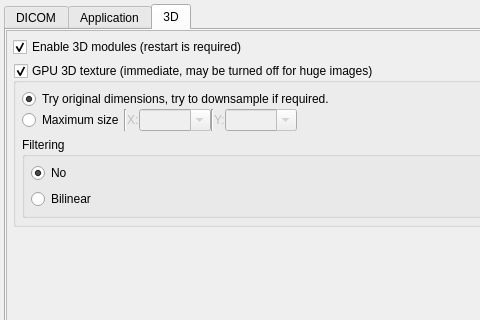
The window that GUI/settingswidget.ui (AlizaMedicalImaging/AlizaMS) describes before a commit, drawn with Qt 5; both pictures show x 0 to 480 and y 0 to 320 of the 1005 by 620 pixel window.
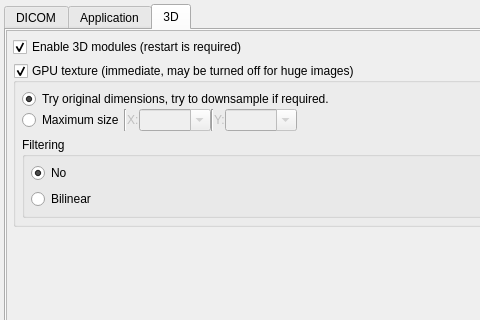
The same window after the commit. The open tabs and pages were chosen to show the change.

```diff
--- a/GUI/settingswidget.ui
+++ b/GUI/settingswidget.ui
@@ -702,7 +702,7 @@
               </sizepolicy>
              </property>
              <property name="title">
-              <string>GPU 3D texture (immediate, may be turned off for huge images)</string>
+              <string>GPU texture (immediate, may be turned off for huge images)</string>
              </property>
              <property name="checkable">
               <bool>true</bool>
```
